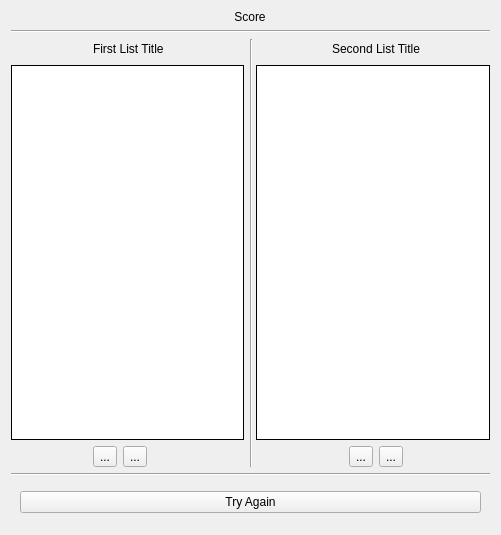
Qt form src/templates/matchthefollowing/matchfollowingsimulator.ui (BuildmLearn/BuildmLearn-Toolkit) before a commit.
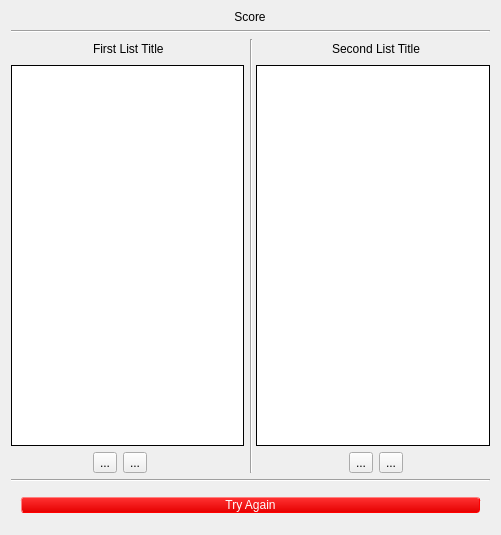
The same form after that commit. The open tabs and pages were chosen to show the change. Custom widgets are drawn as their Qt base class.

```diff
--- a/src/templates/matchthefollowing/matchfollowingsimulator.ui
+++ b/src/templates/matchthefollowing/matchfollowingsimulator.ui
@@ -32,7 +32,7 @@
    <item>
     <widget class="SlidingStackedWidget" name="m_phoneWidget">
      <property name="currentIndex">
-      <number>2</number>
+      <number>0</number>
      </property>
      <widget class="QWidget" name="m_pageStopped">
       <layout class="QHBoxLayout" name="horizontalLayout_3">
@@ -87,6 +87,9 @@
          <property name="enabled">
           <bool>false</bool>
          </property>
+         <property name="styleSheet">
+          <string notr="true">QPushButton {min-height:1.5em; font:1em; margin:0 1px 0 1px; color: white; background-color: qlineargradient(x1: 0, y1: 0, x2: 0, y2: 1,stop: 0 #329932, stop: 1 #004C00); border-style: outset;border-radius: 3px; border-width: 1px;  border-color: #50873a;} QPushButton:pressed {background-color: qlineargradient(x1: 0, y1: 0, x2: 0, y2: 1, stop: 0 #004C00, stop: 1 #329932);} QPushButton:!enabled {background-color: qlineargradient(x1: 0, y1: 0, x2: 0, y2: 1, stop: 0 #D3D3D3, stop: 1 #7e7e7e);}</string>
+         </property>
          <property name="text">
           <string>&amp;Start</string>
          </property>
@@ -382,6 +385,9 @@
            <property name="toolTip">
             <string>First list</string>
            </property>
+           <property name="styleSheet">
+            <string notr="true">QListWidget {color: black; background-color: white;} QScrollBar {background-color: grey; border-style: outset;border-radius: 3px; border-width: 1px; border-color: black;}</string>
+           </property>
            <property name="frameShape">
             <enum>QFrame::Box</enum>
            </property>
@@ -404,6 +410,9 @@
            <property name="toolTip">
             <string>Second list</string>
            </property>
+           <property name="styleSheet">
+            <string notr="true">QListWidget {color: black; background-color: white;} QScrollBar {background-color: grey; border-style: outset;border-radius: 3px; border-width: 1px; border-color: black;}</string>
+           </property>
            <property name="frameShape">
             <enum>QFrame::Box</enum>
            </property>
@@ -588,6 +597,9 @@
                <verstretch>0</verstretch>
               </sizepolicy>
              </property>
+             <property name="styleSheet">
+              <string notr="true">QPushButton {min-height:1.5em; font:1em; margin:0 1px 0 1px; color: white; background-color: qlineargradient(x1: 0, y1: 0, x2: 0, y2: 1,stop: 0 #329932, stop: 1 #004C00); border-style: outset;border-radius: 3px; border-width: 1px;  border-color: #50873a;} QPushButton:pressed {background-color: qlineargradient(x1: 0, y1: 0, x2: 0, y2: 1, stop: 0 #004C00, stop: 1 #329932);}</string>
+             </property>
              <property name="text">
               <string>Check Answer</string>
              </property>
@@ -602,6 +614,9 @@
              <property name="toolTip">
               <string>Try Again</string>
              </property>
+             <property name="styleSheet">
+              <string notr="true">QPushButton {min-height:1.5em; font:1em; margin:0 1px 0 1px; color: white; background-color: qlineargradient(x1: 0, y1: 0, x2: 0, y2: 1,stop: 0 #ff3232, stop: 1 #e50000); border-style: outset;border-radius: 3px; border-width: 1px; border-color: #ff0000;} QPushButton:pressed {background-color: qlineargradient(x1: 0, y1: 0, x2: 0, y2: 1, stop: 0 #e50000, stop: 1 #ff3232);}</string>
+             </property>
              <property name="text">
               <string>Try Again</string>
              </property>
```
